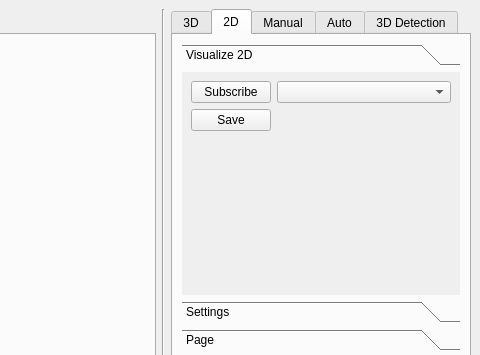
This is ui/main_window.ui in bj0rkedal/agilus_master_project as Qt 5 draws it before an edit; both pictures show x 483 to 963 and y 0 to 355 of the 963 by 700 pixel window. The edited form follows.
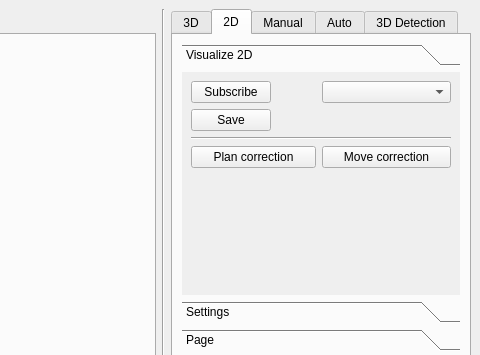
This is the edited form. The open tabs and pages were chosen to show the change. Icons and pictures are not drawn.

Commit message: Fixed opencv conflict, added test correction 2D button

What changed in the file:
```diff
--- a/ui/main_window.ui
+++ b/ui/main_window.ui
@@ -191,8 +191,8 @@
             <rect>
              <x>0</x>
              <y>0</y>
-             <width>328</width>
-             <height>136</height>
+             <width>278</width>
+             <height>209</height>
             </rect>
            </property>
            <attribute name="label">
@@ -219,6 +219,39 @@
               </property>
              </widget>
             </item>
+            <item row="3" column="0" colspan="2">
+             <widget class="Line" name="line_5">
+              <property name="minimumSize">
+               <size>
+                <width>100</width>
+                <height>0</height>
+               </size>
+              </property>
+              <property name="orientation">
+               <enum>Qt::Horizontal</enum>
+              </property>
+             </widget>
+            </item>
+            <item row="4" column="0">
+             <widget class="QPushButton" name="plan2DcorrButton">
+              <property name="minimumSize">
+               <size>
+                <width>125</width>
+                <height>0</height>
+               </size>
+              </property>
+              <property name="text">
+               <string>Plan correction</string>
+              </property>
+             </widget>
+            </item>
+            <item row="4" column="1">
+             <widget class="QPushButton" name="move2DcorrButton">
+              <property name="text">
+               <string>Move correction</string>
+              </property>
+             </widget>
+            </item>
            </layout>
           </widget>
           <widget class="QWidget" name="page_4">
```
Left out of the diff: 26 changed lines with no effect on the pictures. The commit also changes 5 other files.
